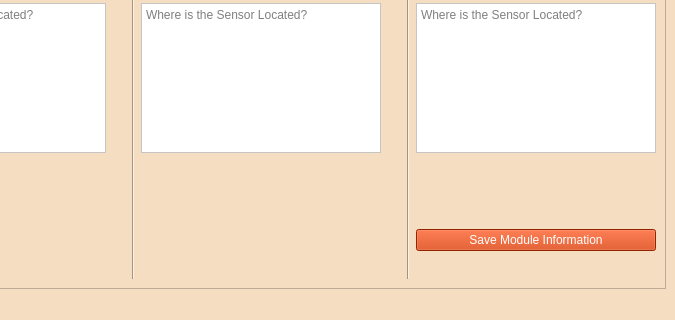
This is GUI/Qt_Files/module_1_info_window.ui in jrsm1/EWAS_Application as Qt 5 draws it before an edit; both pictures show x 427 to 1102 and y 502 to 822 of the 1102 by 822 pixel window. The edited form follows.
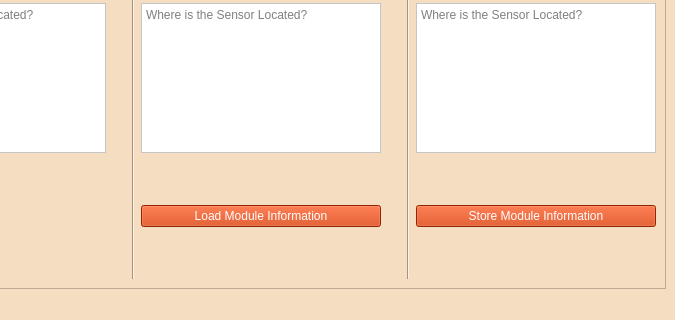
This is the edited form.

The edit to the form file:
```diff
--- a/GUI/Qt_Files/module_1_info_window.ui
+++ b/GUI/Qt_Files/module_1_info_window.ui
@@ -1020,6 +1020,46 @@
              </property>
             </widget>
            </item>
+           <item row="16" column="1">
+            <spacer name="horizontalSpacer_2">
+             <property name="orientation">
+              <enum>Qt::Horizontal</enum>
+             </property>
+             <property name="sizeHint" stdset="0">
+              <size>
+               <width>40</width>
+               <height>20</height>
+              </size>
+             </property>
+            </spacer>
+           </item>
+           <item row="17" column="1">
+            <widget class="QPushButton" name="module_info_load_Button">
+             <property name="styleSheet">
+              <string notr="true">background-color:rgb(204, 51, 0);
+color: rgb(255, 255, 255);
+font: 14pt &quot;MS Shell Dlg 2&quot;;
+
+</string>
+             </property>
+             <property name="text">
+              <string>Load Module Information</string>
+             </property>
+            </widget>
+           </item>
+           <item row="15" column="1">
+            <spacer name="horizontalSpacer_5">
+             <property name="orientation">
+              <enum>Qt::Horizontal</enum>
+             </property>
+             <property name="sizeHint" stdset="0">
+              <size>
+               <width>40</width>
+               <height>20</height>
+              </size>
+             </property>
+            </spacer>
+           </item>
           </layout>
          </item>
         </layout>
@@ -1362,7 +1402,7 @@
              </property>
             </spacer>
            </item>
-           <item row="17" column="1">
+           <item row="16" column="1">
             <spacer name="horizontalSpacer_30">
              <property name="orientation">
               <enum>Qt::Horizontal</enum>
@@ -1375,7 +1415,7 @@
              </property>
             </spacer>
            </item>
-           <item row="18" column="1">
+           <item row="17" column="1">
             <widget class="QPushButton" name="channel_info_SAVE_Button">
              <property name="styleSheet">
               <string notr="true">background-color:rgb(204, 51, 0);
@@ -1384,23 +1424,10 @@
 														</string>
              </property>
              <property name="text">
-              <string>Save Module Information</string>
+              <string>Store Module Information</string>
              </property>
             </widget>
            </item>
-           <item row="16" column="1">
-            <spacer name="horizontalSpacer">
-             <property name="orientation">
-              <enum>Qt::Horizontal</enum>
-             </property>
-             <property name="sizeHint" stdset="0">
-              <size>
-               <width>40</width>
-               <height>20</height>
-              </size>
-             </property>
-            </spacer>
-           </item>
           </layout>
          </item>
          <item>
```
Left out of the diff: 6 changed lines with no effect on the pictures.
